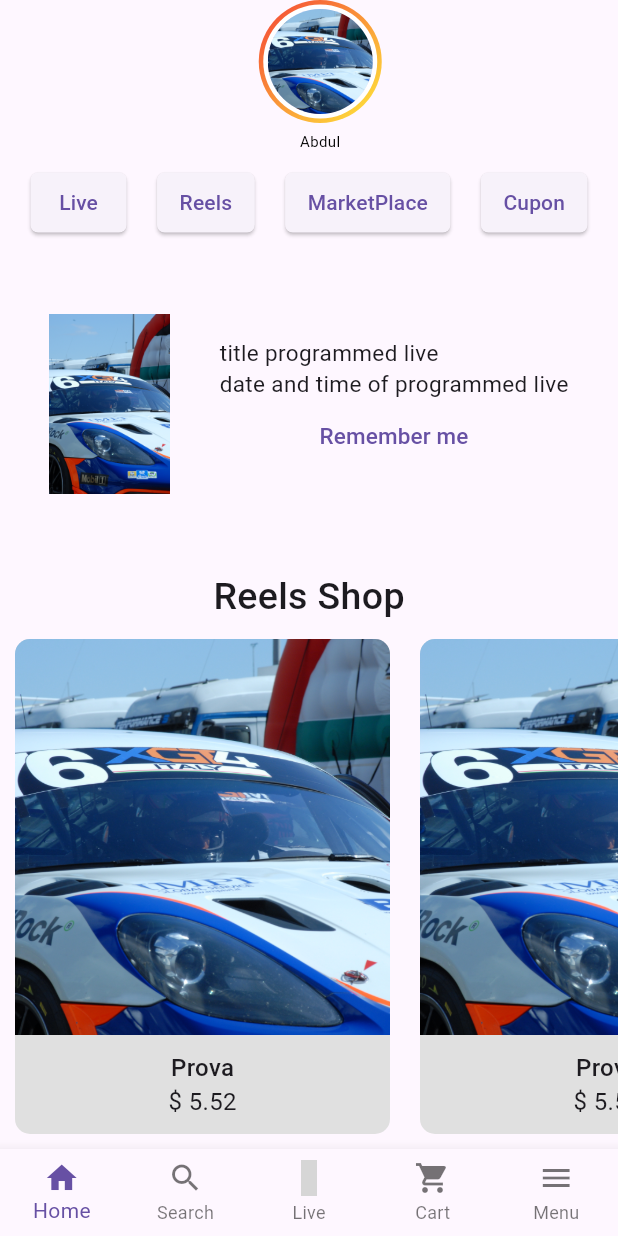
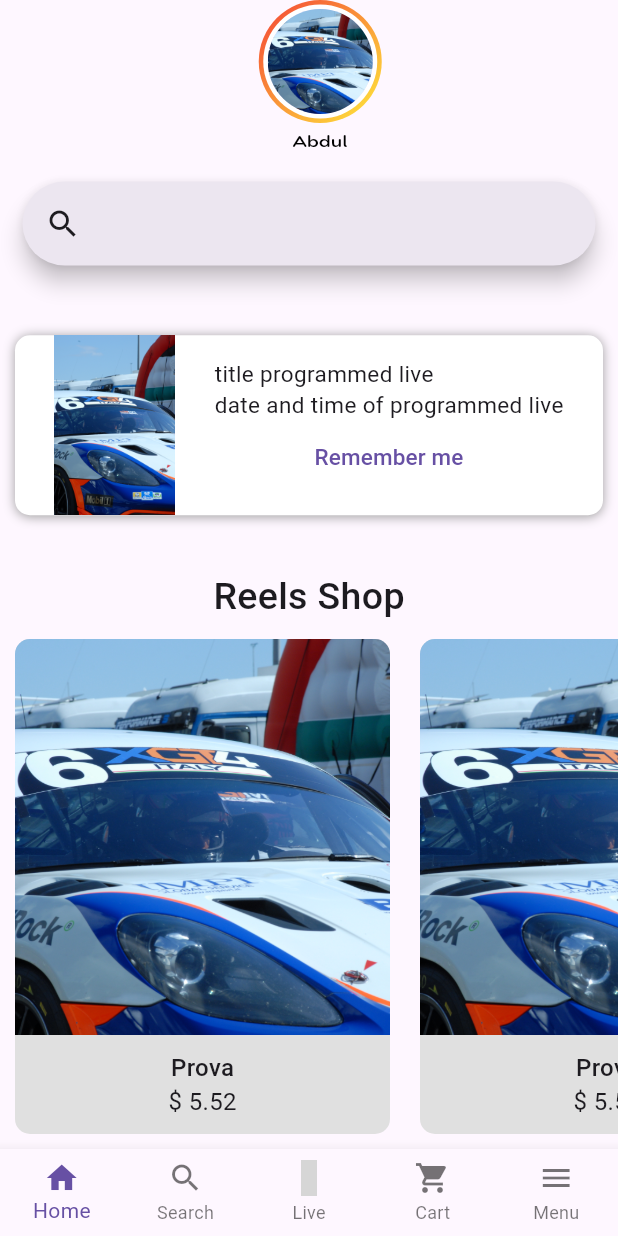
Before and after one commit to Samu3l4175/MyShopp, a Flutter app: the screen it shows after launch, on a phone screen of 412 x 824 dp. Run offline on Flutter 3.47's test engine with Material 3 defaults, Android fonts, the phone set to English and light mode, and no system bars; our stand-ins replace material_design_icons_flutter; grey boxes are pictures that could not be loaded.

Commit message:
changing HomePage UX/UI

```diff
--- a/lib/home.dart
+++ b/lib/home.dart
@@ -1,4 +1,5 @@
 import 'package:flutter/material.dart';
+import 'package:flutter/widgets.dart';
 import 'package:myshopp/reels/reels_database.dart';
 import 'package:myshopp/stories/list_stories.dart';
 import 'package:myshopp/menubar_button.dart';
@@ -100,18 +101,50 @@ class Home extends StatelessWidget {
                     ),
                   ),
                   const SizedBox(height: 10),
-                  Row(
-                    mainAxisAlignment: MainAxisAlignment.spaceEvenly,
-                    children: [
-                      MenuButton(function: () {}, text: 'Live'),
-                      MenuButton(function: () {}, text: 'Reels'),
-                      MenuButton(function: () {}, text: 'MarketPlace'),
-                      MenuButton(function: () {}, text: 'Cupon'),
+                  Padding(
+                      padding: const EdgeInsets.symmetric(
+                          horizontal: 15, vertical: 10),
+                      child: SearchAnchor(builder:
+                          (BuildContext context, SearchController controller) {
+                        return SearchBar(
+                          controller: controller,
+                          padding: const MaterialStatePropertyAll(
+                            EdgeInsets.symmetric(
+                              horizontal: 15,
+                              vertical: 0,
+                            ),
+                          ),
+                          leading: const Icon(Icons.search),
+                          onTap: () => controller.openView(),
+                          onChanged: (_) => controller.openView(),
+                        );
+                      }, suggestionsBuilder:
+                          (BuildContext context, SearchController controller) {
+                        //TODO aggiusta la search bar suggestion
+                        return List<ListTile>.generate(5, (index) {
+                          return ListTile(
+                            title: Text('prova $index'),
+                            onTap: () {
+                              controller.closeView('prova');
+                            },
+                          );
+                        });
+                      }))
+                ],
+              ),
+              Container(
+                  margin: const EdgeInsets.all(10),
+                  decoration: const BoxDecoration(
+                    borderRadius: BorderRadius.all(Radius.circular(10)),
+                    color: Colors.white,
+                    boxShadow: [
+                      BoxShadow(
+                        color: Colors.grey,
+                        offset: Offset(0.0, 1.0), //(x,y)
+                        blurRadius: 6.0,
+                      ),
                     ],
                   ),
-                ],
-              ),
-              SizedBox(
                   height: 120,
                   width: double.infinity,
                   child: Row(
--- a/lib/main.dart
+++ b/lib/main.dart
@@ -3,8 +3,9 @@ import 'package:flutter/material.dart';
 
 void main(List<String> args) {
   runApp(
-    const MaterialApp(
-      home: Home(),
+    MaterialApp(
+      home: const Home(),
+      theme: ThemeData().copyWith(primaryColor: Colors.red),
     ),
   );
 }
--- a/lib/reels/reels_thumbernail.dart
+++ b/lib/reels/reels_thumbernail.dart
@@ -1,4 +1,5 @@
 import 'package:flutter/material.dart';
+import 'package:myshopp/reels/reels_page.dart';
 
 //STYLING FOR THE REELS THUMBERNAIL
 
@@ -24,7 +25,18 @@ class ReelsThumbernail extends StatelessWidget {
 
     const Radius kRadius = Radius.circular(10);
 
-    return Container(
+    return GestureDetector(
+      // onTap: () {
+      //   Navigator.push(
+      //     context,
+      //     MaterialPageRoute<void>(
+      //       builder: (BuildContext context) {
+      //         return ReelsPage();
+      //       },
+      //     ),
+      //   );
+      // },
+      child: Container(
         decoration: BoxDecoration(
             color: Colors.grey[300],
             borderRadius: const BorderRadius.all(kRadius)),
@@ -65,6 +77,7 @@ class ReelsThumbernail extends StatelessWidget {
             )
           ],
         ),
+      ),
     );
   }
 }
--- a/lib/search_bar.dart
+++ b/lib/search_bar.dart
@@ -50,7 +50,9 @@ class CustomSearchDelegate extends SearchDelegate<String> {
     final List<String> suggestionList = query.isEmpty
         ? []
         : searchList
-            .where((item) => item.toLowerCase().contains(query.toLowerCase()))
+            .where(
+              (item) => item.toLowerCase().contains(query.toLowerCase()),
+            )
             .toList();
 
     return ListView.builder(
```
Also changed, not shown: lib/reels/reels_page.dart (added, +167 -0 lines), lib/stories/list_stories.dart (+1 -1 lines), lib/stories/stories.dart (+1 -1 lines), lib/stories/story_page.dart (+1 -1 lines), pubspec.yaml (+6 -12 lines), assets/fonts/montag-w01-bold.ttf (added), pubspec.lock, 3 other files. Lines whose indentation alone changed are shown as unchanged.
